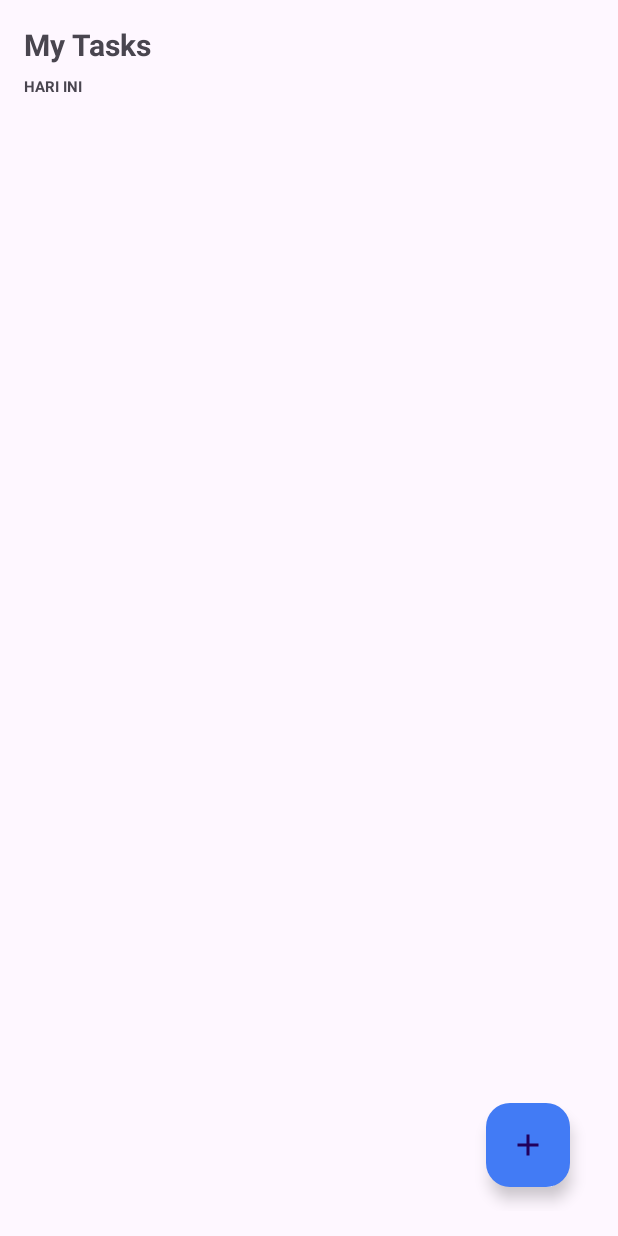
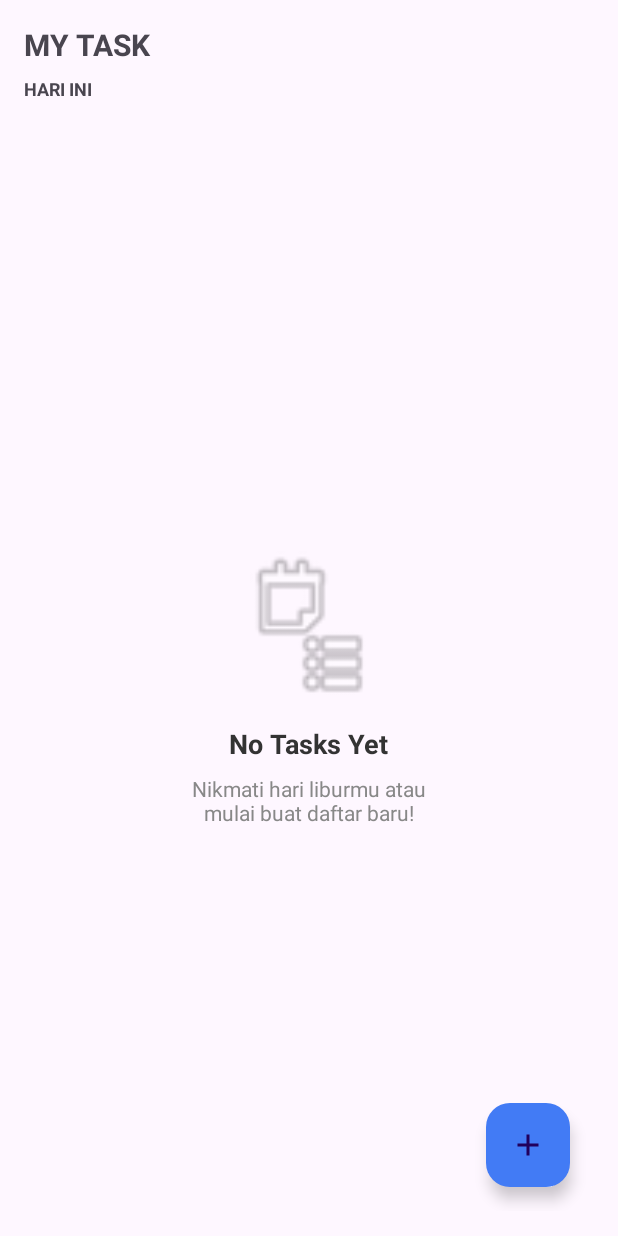
Before and after one commit to mashaoy-png/POST8, an Android app: the screen it shows after launch (MainActivity), on a phone screen of 412 x 824 dp. Run offline under Robolectric (Android 15) with nearby library versions, the phone set to English and light mode, and no system bars; our stand-ins replace Firebase (no records; nobody signed in at launch, a user with empty details on screens opened directly).

Commit message:
Update activity_main.xml
sama.

```diff
--- a/app/src/main/res/layout/activity_main.xml
+++ b/app/src/main/res/layout/activity_main.xml
@@ -10,8 +10,8 @@
         android:layout_width="match_parent"
         android:layout_height="0dp"
         android:layout_weight="0.05"
-        android:text="My Tasks"
-        android:textSize="20dp"
+        android:text="MY TASK"
+        android:textSize="20sp"
         android:textStyle="bold"/>
 
     <TextView
@@ -20,7 +20,7 @@
         android:layout_height="0dp"
         android:layout_weight="0.05"
         android:text="HARI INI"
-        android:textSize="10dp"
+        android:textSize="12sp"
         android:textStyle="bold" />
 
     <FrameLayout
@@ -32,7 +32,40 @@
         <androidx.recyclerview.widget.RecyclerView
             android:id="@+id/rvBooks"
             android:layout_width="match_parent"
-            android:layout_height="match_parent" />
+            android:layout_height="match_parent"
+            android:visibility="gone"/>
+        <LinearLayout
+            android:id="@+id/layoutEmptyState"
+            android:layout_width="match_parent"
+            android:layout_height="match_parent"
+            android:gravity="center"
+            android:orientation="vertical"
+            android:visibility="visible">
+
+            <ImageView
+                android:layout_width="100dp"
+                android:layout_height="100dp"
+                android:src="@android:drawable/ic_menu_agenda"
+                android:alpha="0.5"
+                android:layout_marginBottom="16dp"/>
+
+            <TextView
+                android:layout_width="wrap_content"
+                android:layout_height="wrap_content"
+                android:text="No Tasks Yet"
+                android:textSize="18sp"
+                android:textStyle="bold"
+                android:textColor="#333333"/>
+
+            <TextView
+                android:layout_width="wrap_content"
+                android:layout_height="wrap_content"
+                android:text="Nikmati hari liburmu atau\nmulai buat daftar baru!"
+                android:textAlignment="center"
+                android:textSize="14sp"
+                android:textColor="#888888"
+                android:layout_marginTop="8dp"/>
+        </LinearLayout>
 
         <com.google.android.material.floatingactionbutton.FloatingActionButton
             android:id="@+id/fabAddBooks"
```
